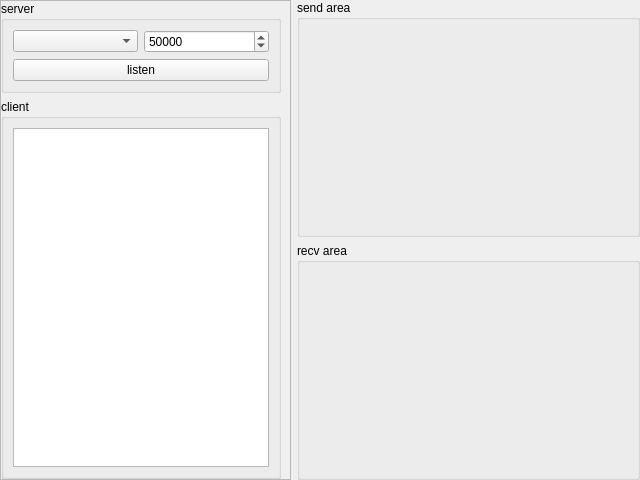
Qt form CommunicationAssistant/tcpserverwindow.ui (fuxiruo/fuxiruo-and-Qt) before a commit.
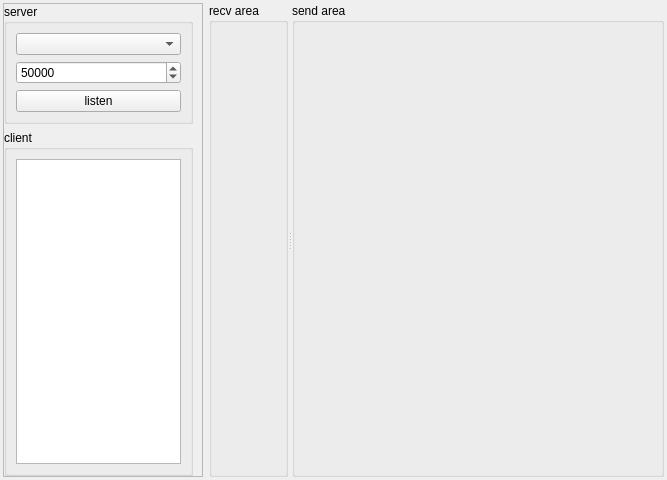
The same form after that commit. Custom widgets are drawn as their Qt base class.

Patch:
```diff
--- a/CommunicationAssistant/tcpserverwindow.ui
+++ b/CommunicationAssistant/tcpserverwindow.ui
@@ -6,7 +6,7 @@
    <rect>
     <x>0</x>
     <y>0</y>
-    <width>640</width>
+    <width>667</width>
     <height>480</height>
    </rect>
   </property>
@@ -18,16 +18,16 @@
   </property>
   <layout class="QHBoxLayout" name="horizontalLayout">
    <property name="leftMargin">
-    <number>0</number>
+    <number>3</number>
    </property>
    <property name="topMargin">
-    <number>0</number>
+    <number>3</number>
    </property>
    <property name="rightMargin">
-    <number>0</number>
+    <number>3</number>
    </property>
    <property name="bottomMargin">
-    <number>0</number>
+    <number>3</number>
    </property>
    <item>
     <widget class="QFrame" name="frame">
@@ -37,6 +37,12 @@
        <verstretch>0</verstretch>
       </sizepolicy>
      </property>
+     <property name="maximumSize">
+      <size>
+       <width>200</width>
+       <height>16777215</height>
+      </size>
+     </property>
      <property name="frameShape">
       <enum>QFrame::StyledPanel</enum>
      </property>
@@ -64,6 +70,8 @@
            <item>
             <widget class="QComboBox" name="comboBox_server_ip"/>
            </item>
+          </layout>
+         </item>
            <item>
             <widget class="QSpinBox" name="spinBox_server_port">
              <property name="maximum">
@@ -74,8 +82,6 @@
              </property>
             </widget>
            </item>
-          </layout>
-         </item>
          <item>
           <widget class="QPushButton" name="pushButton_server">
            <property name="styleSheet">
@@ -112,29 +118,13 @@
     </widget>
    </item>
    <item>
-    <layout class="QVBoxLayout" name="verticalLayout">
-     <item>
-      <widget class="QGroupBox" name="groupBox">
-       <property name="sizePolicy">
-        <sizepolicy hsizetype="Expanding" vsizetype="Preferred">
-         <horstretch>0</horstretch>
-         <verstretch>0</verstretch>
-        </sizepolicy>
-       </property>
-       <property name="title">
-        <string>send area</string>
-       </property>
-       <layout class="QGridLayout" name="gridLayout_3">
-        <item row="0" column="0">
-         <widget class="TextBrowseSend" name="textBrowse_send" native="true"/>
-        </item>
-       </layout>
-      </widget>
-     </item>
-     <item>
+    <widget class="QSplitter" name="splitter">
+     <property name="orientation">
+      <enum>Qt::Horizontal</enum>
+     </property>
       <widget class="QGroupBox" name="groupBox_2">
        <property name="sizePolicy">
-        <sizepolicy hsizetype="Expanding" vsizetype="Preferred">
+       <sizepolicy hsizetype="Preferred" vsizetype="Preferred">
          <horstretch>0</horstretch>
          <verstretch>0</verstretch>
         </sizepolicy>
@@ -144,12 +134,41 @@
        </property>
        <layout class="QGridLayout" name="gridLayout_2">
         <item row="0" column="0">
-         <widget class="TextBrowserHexOrString" name="textBrower_recv" native="true"/>
+        <widget class="TextBrowserHexOrString" name="textBrower_recv" native="true">
+         <property name="sizePolicy">
+          <sizepolicy hsizetype="Preferred" vsizetype="Preferred">
+           <horstretch>0</horstretch>
+           <verstretch>0</verstretch>
+          </sizepolicy>
+         </property>
+        </widget>
         </item>
        </layout>
       </widget>
-     </item>
-    </layout>
+     <widget class="QGroupBox" name="groupBox">
+      <property name="sizePolicy">
+       <sizepolicy hsizetype="Expanding" vsizetype="Preferred">
+        <horstretch>1</horstretch>
+        <verstretch>0</verstretch>
+       </sizepolicy>
+      </property>
+      <property name="title">
+       <string>send area</string>
+      </property>
+      <layout class="QGridLayout" name="gridLayout_3">
+       <item row="0" column="0">
+        <widget class="TextBrowseSend" name="textBrowse_send" native="true">
+         <property name="sizePolicy">
+          <sizepolicy hsizetype="Preferred" vsizetype="Preferred">
+           <horstretch>0</horstretch>
+           <verstretch>0</verstretch>
+          </sizepolicy>
+         </property>
+        </widget>
+       </item>
+      </layout>
+     </widget>
+    </widget>
    </item>
   </layout>
  </widget>
```
Lines whose indentation alone changed are shown as unchanged.
